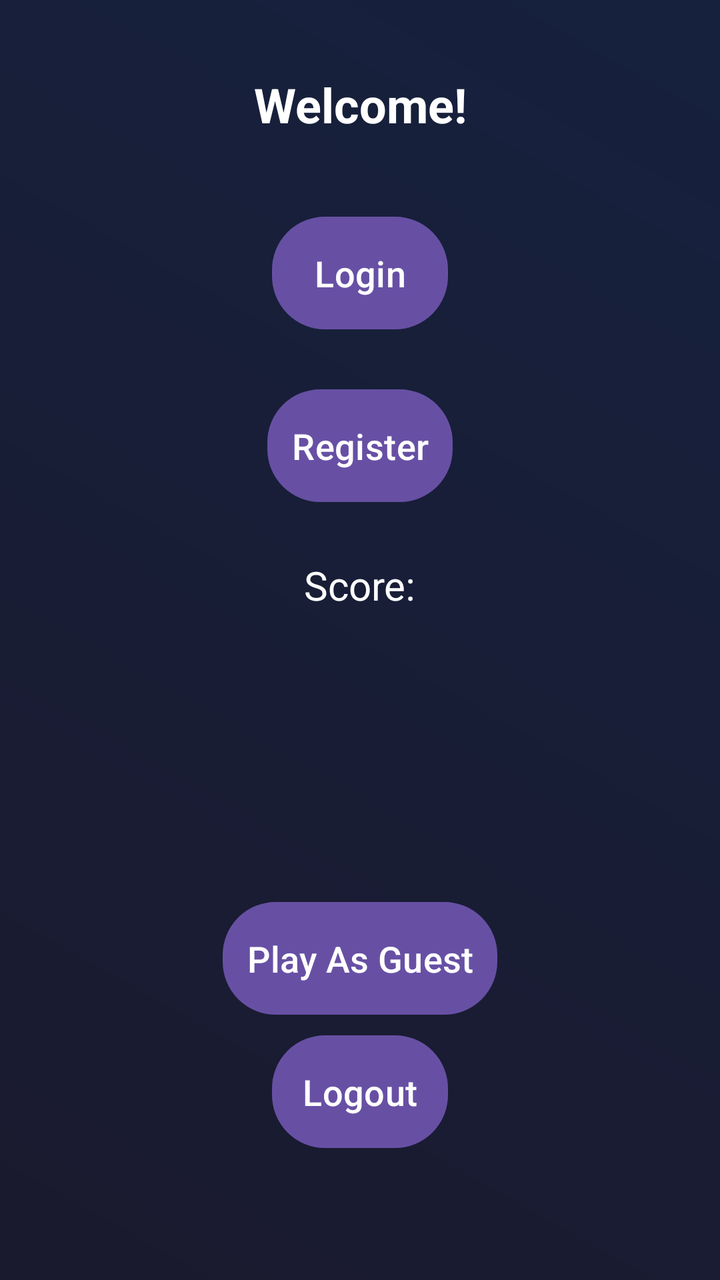
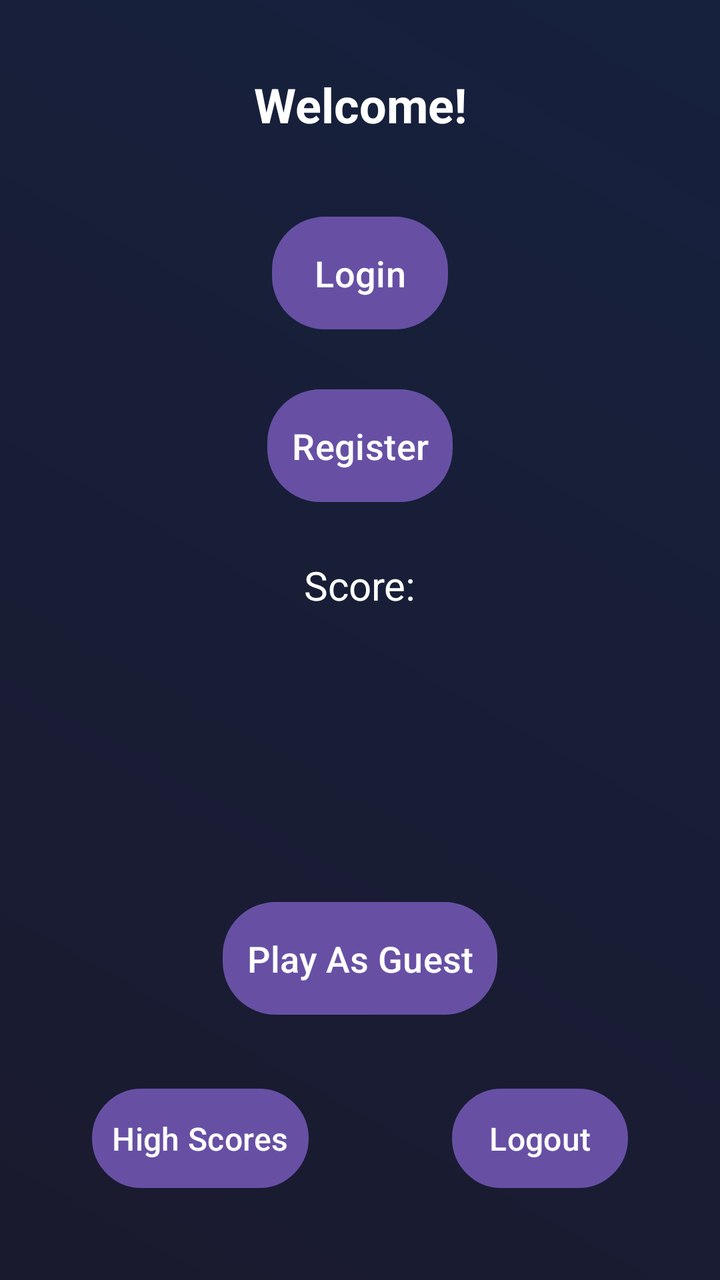

Two renders of the same Android screen: before a commit and after it. Below are the layout's source before the change and the commit's diff.
<!-- AndroidManifest.xml: application theme Theme.FireBase -->
<!-- res/layout/activity_main.xml -->
<androidx.constraintlayout.widget.ConstraintLayout
    xmlns:android="http://schemas.android.com/apk/res/android"
    xmlns:app="http://schemas.android.com/apk/res-auto"
    xmlns:tools="http://schemas.android.com/tools"
    android:id="@+id/main"
    android:layout_width="match_parent"
    android:layout_height="match_parent"
    android:padding="16dp"
    android:background="@drawable/dark_gradient_background"
    tools:context=".MainActivity">

    
    <TextView
        android:id="@+id/userNameTextView"
        android:layout_width="wrap_content"
        android:layout_height="wrap_content"
        android:layout_marginTop="20dp"
        android:text="Welcome!"
        android:textSize="24sp"
        android:textStyle="bold"
        android:textColor="@android:color/white"
        app:layout_constraintTop_toTopOf="parent"
        app:layout_constraintStart_toStartOf="parent"
        app:layout_constraintEnd_toEndOf="parent" />

    
    <Button
        android:id="@+id/LB"
        android:layout_width="wrap_content"
        android:layout_height="wrap_content"
        android:text="Login"
        android:textSize="18sp"
        android:background="@drawable/neon_button_background"
        android:textColor="@android:color/white"
        android:padding="12dp"
        app:layout_constraintTop_toBottomOf="@id/userNameTextView"
        app:layout_constraintStart_toStartOf="parent"
        app:layout_constraintEnd_toEndOf="parent"
        android:layout_marginTop="40dp" />

    
    <Button
        android:id="@+id/RB"
        android:layout_width="wrap_content"
        android:layout_height="wrap_content"
        android:text="Register"
        android:textSize="18sp"
        android:background="@drawable/neon_button_background"
        android:textColor="@android:color/white"
        android:padding="12dp"
        app:layout_constraintTop_toBottomOf="@id/LB"
        app:layout_constraintStart_toStartOf="parent"
        app:layout_constraintEnd_toEndOf="parent"
        android:layout_marginTop="30dp" />

    
    <Button
        android:id="@+id/PB"
        android:layout_width="wrap_content"
        android:layout_height="wrap_content"
        android:text="Play"
        android:textSize="18sp"
        android:background="@drawable/neon_button_background"
        android:textColor="@android:color/white"
        android:padding="12dp"
        android:visibility="gone"
        app:layout_constraintTop_toBottomOf="@id/RB"
        app:layout_constraintStart_toStartOf="parent"
        app:layout_constraintEnd_toEndOf="parent"
        android:layout_marginTop="100dp" />

    
    <TextView
        android:id="@+id/ST"
        android:layout_width="wrap_content"
        android:layout_height="wrap_content"
        android:text="Score:"
        android:textSize="20sp"
        android:padding="8dp"
        android:textColor="@android:color/white"
        app:layout_constraintTop_toBottomOf="@id/PB"
        app:layout_constraintStart_toStartOf="parent"
        app:layout_constraintEnd_toEndOf="parent"
        android:layout_marginTop="20dp" />

    
    <Button
        android:id="@+id/logoutButton"
        android:layout_width="wrap_content"
        android:layout_height="wrap_content"
        android:text="Logout"
        android:textSize="18sp"
        android:background="@drawable/neon_button_background"
        android:textColor="@android:color/white"
        android:padding="12dp"
        app:layout_constraintBottom_toBottomOf="parent"
        app:layout_constraintStart_toStartOf="parent"
        app:layout_constraintEnd_toEndOf="parent"
        android:layout_marginBottom="50dp" />

    <Button
        android:id="@+id/playAsGuestButton"
        android:layout_width="wrap_content"
        android:layout_height="wrap_content"
        android:text="Play As Guest"
        android:textSize="18sp"
        android:background="@drawable/neon_button_background"
        android:textColor="@android:color/white"
        android:padding="12dp"
        app:layout_constraintTop_toBottomOf="@id/RB"
        app:layout_constraintStart_toStartOf="parent"
        app:layout_constraintEnd_toEndOf="parent"
        android:layout_marginTop="200dp" />

</androidx.constraintlayout.widget.ConstraintLayout>
<!-- resources referenced by this layout -->
<resources>
  <!-- drawable dark_gradient_background (drawable) -->
  <shape xmlns:android="http://schemas.android.com/apk/res/android" android:shape="rectangle">
      <gradient
          android:angle="45"
          android:startColor="#1A1A2E"
          android:endColor="#16213E"
          android:type="linear" />
  </shape>
  <!-- drawable neon_button_background (drawable) -->
  <shape xmlns:android="http://schemas.android.com/apk/res/android"
      android:shape="rectangle">
      <corners android:radius="25dp" />
      <solid android:color="#0F3460" />
      <stroke
          android:width="3dp"
          android:color="#E94560" />
      <padding
          android:left="10dp"
          android:right="10dp"
          android:top="5dp"
          android:bottom="5dp" />
  </shape>
  <style name="Theme.FireBase" parent="Base.Theme.FireBase" />
  <style name="Base.Theme.FireBase" parent="Theme.Material3.DayNight.NoActionBar">
          
          
      </style>
</resources>

<!-- the commit's change to res/layout/activity_main.xml (unified diff, before → after) -->
@@ -83,21 +83,6 @@
         app:layout_constraintEnd_toEndOf="parent"
         android:layout_marginTop="20dp" />
 
-    
-    <Button
-        android:id="@+id/logoutButton"
-        android:layout_width="wrap_content"
-        android:layout_height="wrap_content"
-        android:text="Logout"
-        android:textSize="18sp"
-        android:background="@drawable/neon_button_background"
-        android:textColor="@android:color/white"
-        android:padding="12dp"
-        app:layout_constraintBottom_toBottomOf="parent"
-        app:layout_constraintStart_toStartOf="parent"
-        app:layout_constraintEnd_toEndOf="parent"
-        android:layout_marginBottom="50dp" />
-
     <Button
         android:id="@+id/playAsGuestButton"
         android:layout_width="wrap_content"
@@ -112,4 +97,33 @@
         app:layout_constraintEnd_toEndOf="parent"
         android:layout_marginTop="200dp" />
 
+    <Button
+        android:id="@+id/highScoresButton"
+        android:layout_width="wrap_content"
+        android:layout_height="wrap_content"
+        android:text="High Scores"
+        android:textSize="16sp"
+        android:background="@drawable/neon_button_background"
+        android:textColor="@android:color/white"
+        android:padding="10dp"
+        app:layout_constraintBottom_toBottomOf="parent"
+        app:layout_constraintStart_toStartOf="parent"
+        android:layout_marginBottom="30dp"
+        android:layout_marginStart="30dp" />
+
+    
+    <Button
+        android:id="@+id/logoutButton"
+        android:layout_width="wrap_content"
+        android:layout_height="wrap_content"
+        android:text="Logout"
+        android:textSize="16sp"
+        android:background="@drawable/neon_button_background"
+        android:textColor="@android:color/white"
+        android:padding="10dp"
+        app:layout_constraintBottom_toBottomOf="parent"
+        app:layout_constraintEnd_toEndOf="parent"
+        android:layout_marginBottom="30dp"
+        android:layout_marginEnd="30dp" />
+
 </androidx.constraintlayout.widget.ConstraintLayout>
